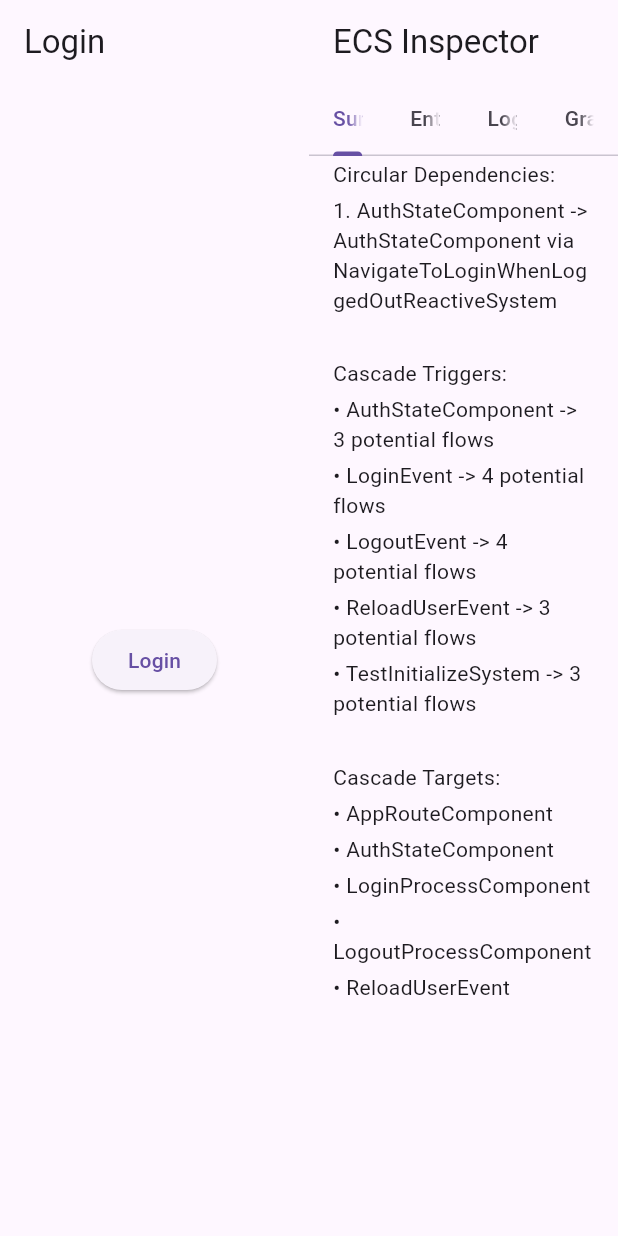
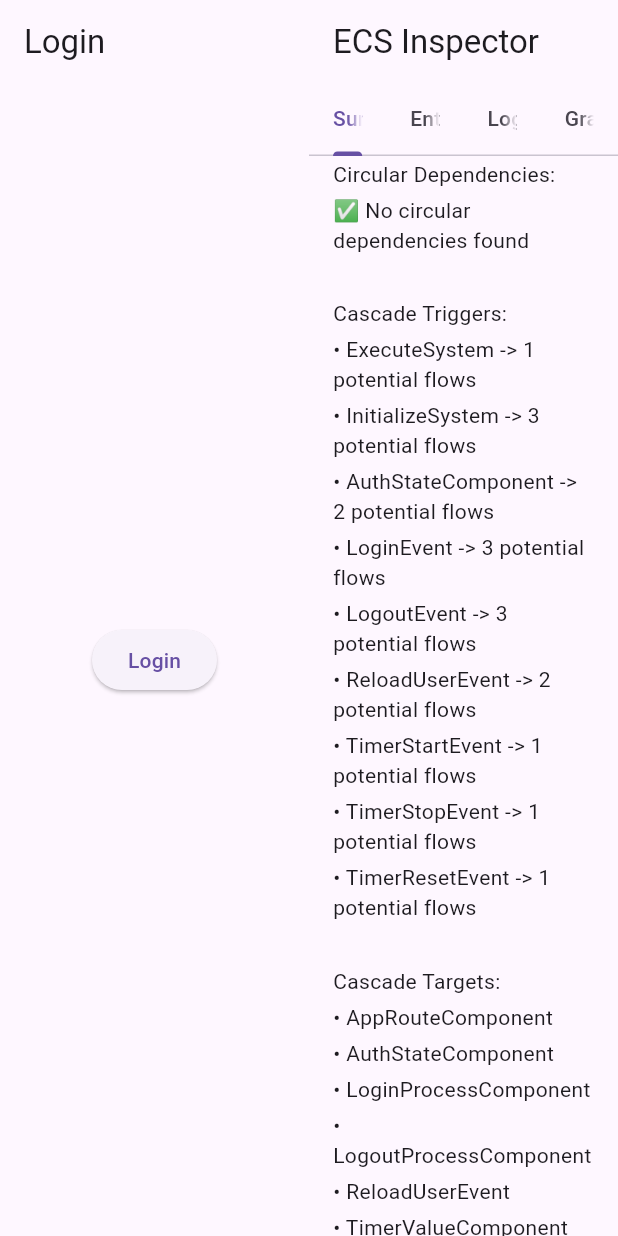
Before and after one commit to FlameOfUdun/flutter_event_component_system, a Flutter app: the screen it shows after launch, on a phone screen of 412 x 824 dp. Run offline on Flutter 3.47's test engine with Material 3 defaults, Android fonts, the light colour scheme and no system bars; our stand-ins replace shared_preferences; missing offline and left inert: flutter_inappwebview.

Commit message:
added timer feature to example app + fiexes for execute systems

```diff
--- a/example/lib/features/navigation_feature/systems/navigate_to_login_when_logged_out_reactive_system.dart
+++ b/example/lib/features/navigation_feature/systems/navigate_to_login_when_logged_out_reactive_system.dart
@@ -21,7 +21,6 @@ final class NavigateToLoginWhenLoggedOutReactiveSystem extends ReactiveSystem {
   @override
   Set<Type> get interactsWith {
     return const {
-      AuthStateComponent,
       AppRouteComponent,
     };
   }
--- /dev/null
+++ b/example/lib/features/timer_feature/components/timer_state_component.dart
@@ -0,0 +1,10 @@
+import 'package:flutter_event_component_system/flutter_event_component_system.dart';
+
+final class TimerStateComponent extends ECSComponent<TimerState> {
+  TimerStateComponent([super.value = TimerState.stopped]);
+}
+
+enum TimerState {
+  stopped,
+  running,
+}
--- /dev/null
+++ b/example/lib/features/timer_feature/components/timer_value_component.dart
@@ -0,0 +1,5 @@
+import 'package:flutter_event_component_system/flutter_event_component_system.dart';
+
+final class TimerValueComponent extends ECSComponent<Duration> {
+  TimerValueComponent([super.value = Duration.zero]);
+}
--- /dev/null
+++ b/example/lib/features/timer_feature/events/timer_reset_event.dart
@@ -0,0 +1,5 @@
+import 'package:flutter_event_component_system/flutter_event_component_system.dart';
+
+final class TimerResetEvent extends ECSEvent {
+  TimerResetEvent();
+}
--- /dev/null
+++ b/example/lib/features/timer_feature/events/timer_start_event.dart
@@ -0,0 +1,5 @@
+import 'package:flutter_event_component_system/flutter_event_component_system.dart';
+
+final class TimerStartEvent extends ECSEvent {
+  TimerStartEvent();
+}
--- /dev/null
+++ b/example/lib/features/timer_feature/events/timer_stop_event.dart
@@ -0,0 +1,5 @@
+import 'package:flutter_event_component_system/flutter_event_component_system.dart';
+
+final class TimerStopEvent extends ECSEvent {
+  TimerStopEvent();
+}
--- /dev/null
+++ b/example/lib/features/timer_feature/systems/reset_timer_reactive_system.dart
@@ -0,0 +1,37 @@
+import 'package:flutter_event_component_system/flutter_event_component_system.dart';
+
+import '../components/timer_value_component.dart';
+import '../components/timer_state_component.dart';
+import '../events/timer_reset_event.dart';
+
+final class ResetTimerReactiveSystem extends ReactiveSystem {
+  final ECSManager manager;
+
+  ResetTimerReactiveSystem(this.manager);
+
+  @override
+  Set<Type> get reactsTo {
+    return const {
+      TimerResetEvent,
+    };
+  }
+
+  @override
+  Set<Type> get interactsWith {
+    return const {
+      TimerValueComponent,
+    };
+  }
+
+  @override
+  bool get reactsIf {
+    final state = manager.getEntity<TimerStateComponent>();
+    return state.value == TimerState.stopped;
+  }
+
+  @override
+  void react() {
+    final timer = manager.getEntity<TimerValueComponent>();
+    timer.update(Duration.zero);
+  }
+}
--- /dev/null
+++ b/example/lib/features/timer_feature/systems/start_timer_initialize_system.dart
@@ -0,0 +1,21 @@
+import 'package:flutter_event_component_system/flutter_event_component_system.dart';
+
+import '../events/timer_start_event.dart';
+
+final class StartTimerInitializeSystem extends InitializeSystem {
+  final ECSManager manager;
+
+  StartTimerInitializeSystem(this.manager);
+
+  @override
+  Set<Type> get interactsWith {
+    return const {
+      TimerStartEvent,
+    };
+  }
+
+  @override
+  void initialize() {
+    manager.getEntity<TimerStartEvent>().trigger();
+  }
+}
--- /dev/null
+++ b/example/lib/features/timer_feature/systems/start_timer_reactive_system.dart
@@ -0,0 +1,36 @@
+import 'package:flutter_event_component_system/flutter_event_component_system.dart';
+
+import '../components/timer_state_component.dart';
+import '../events/timer_start_event.dart';
+
+final class StartTimerReactiveSystem extends ReactiveSystem {
+  final ECSManager manager;
+
+  StartTimerReactiveSystem(this.manager);
+
+  @override
+  Set<Type> get reactsTo {
+    return const {
+      TimerStartEvent,
+    };
+  }
+
+  @override
+  Set<Type> get interactsWith {
+    return const {
+      TimerStateComponent,
+    };
+  }
+
+  @override
+  bool get reactsIf {
+    final state = manager.getEntity<TimerStateComponent>();
+    return state.value == TimerState.stopped;
+  }
+
+  @override
+  void react() {
+    final state = manager.getEntity<TimerStateComponent>();
+    state.update(TimerState.running);
+  }
+}
--- /dev/null
+++ b/example/lib/features/timer_feature/systems/stop_timer_reactive_system.dart
@@ -0,0 +1,36 @@
+import 'package:flutter_event_component_system/flutter_event_component_system.dart';
+
+import '../components/timer_state_component.dart';
+import '../events/timer_stop_event.dart';
+
+final class StopTimerReactiveSystem extends ReactiveSystem {
+  final ECSManager manager;
+
+  StopTimerReactiveSystem(this.manager);
+
+  @override
+  Set<Type> get reactsTo {
+    return const {
+      TimerStopEvent,
+    };
+  }
+
+  @override
+  Set<Type> get interactsWith {
+    return const {
+      TimerStateComponent,
+    };
+  }
+
+  @override
+  bool get reactsIf {
+    final state = manager.getEntity<TimerStateComponent>();
+    return state.value == TimerState.running;
+  }
+
+  @override
+  void react() {
+    final state = manager.getEntity<TimerStateComponent>();
+    state.update(TimerState.stopped);
+  }
+}
--- /dev/null
+++ b/example/lib/features/timer_feature/systems/update_timer_execute_system.dart
@@ -0,0 +1,35 @@
+import 'package:flutter_event_component_system/flutter_event_component_system.dart';
+
+import '../components/timer_value_component.dart';
+import '../components/timer_state_component.dart';
+
+final class UpdateTimerExecuteSystem extends ExecuteSystem {
+  final ECSManager manager;
+
+  TimerValueComponent? timer;
+  TimerStateComponent? state;
+
+  Duration? duration;
+
+  UpdateTimerExecuteSystem(this.manager);
+
+  @override
+  Set<Type> get interactsWith {
+    return const {
+      TimerValueComponent,
+    };
+  }
+
+  @override
+  bool get executesIf {
+    timer ??= manager.getEntity<TimerValueComponent>();
+    state ??= manager.getEntity<TimerStateComponent>();
+    return state!.value == TimerState.running;
+  }
+
+  @override
+  void execute(Duration elapsed) {
+    final value = timer!.value + elapsed;
+    timer!.update(value);
+  }
+}
--- /dev/null
+++ b/example/lib/features/timer_feature/timer_feature.dart
@@ -0,0 +1,31 @@
+import 'package:flutter_event_component_system/flutter_event_component_system.dart';
+
+import 'components/timer_state_component.dart';
+import 'components/timer_value_component.dart';
+import 'events/timer_reset_event.dart';
+import 'events/timer_start_event.dart';
+import 'events/timer_stop_event.dart';
+import 'systems/reset_timer_reactive_system.dart';
+import 'systems/start_timer_initialize_system.dart';
+import 'systems/start_timer_reactive_system.dart';
+import 'systems/stop_timer_reactive_system.dart';
+import 'systems/update_timer_execute_system.dart';
+
+export 'components/timer_value_component.dart';
+
+final class TimerFeature extends ECSFeature {
+  TimerFeature(ECSManager manager) {
+    addEntity(TimerValueComponent());
+    addEntity(TimerStateComponent());
+
+    addEntity(TimerStartEvent());
+    addEntity(TimerStopEvent());
+    addEntity(TimerResetEvent());
+
+    addSystem(ResetTimerReactiveSystem(manager));
+    addSystem(StartTimerReactiveSystem(manager));
+    addSystem(StopTimerReactiveSystem(manager));
+    addSystem(UpdateTimerExecuteSystem(manager));
+    addSystem(StartTimerInitializeSystem(manager));
+  }
+}
--- a/example/lib/main.dart
+++ b/example/lib/main.dart
@@ -2,6 +2,7 @@ import 'package:flutter/material.dart';
 import 'package:flutter_event_component_system/flutter_event_component_system.dart';
 
 import 'features/navigation_feature/navigation_feature.dart';
+import 'features/timer_feature/timer_feature.dart';
 import 'features/user_auth_feature/user_auth_feature.dart';
 import 'pages/dashboard_page.dart';
 import 'pages/home_page.dart';
@@ -26,6 +27,7 @@ class _Application extends StatelessWidget {
             navigatorKey: navigatorKey,
           ),
           UserAuthFeature(manager),
+          TimerFeature(manager),
         };
       },
       child: MaterialApp(
--- a/lib/flutter_event_component_system.dart
+++ b/lib/flutter_event_component_system.dart
@@ -15,4 +15,4 @@ part 'widgets/ecs_scope.dart';
 part 'widgets/ecs_widget.dart';
 part 'widgets/ecs_builder.dart';
 
-part 'debug/ecs_inspector.dart';
+part 'widgets/ecs_inspector.dart';
--- a/lib/source/ecs_analyzer.dart
+++ b/lib/source/ecs_analyzer.dart
@@ -385,6 +385,8 @@ final class ECSAnalysis {
         color = 'yellow';
       } else if (node.type.toString().contains('Event')) {
         color = 'green';
+      } else if (["InitializeSystem", "ExecuteSystem"].contains(node.type.toString())) {
+        color = 'red';
       } else {
         color = 'purple';
       }
@@ -441,6 +443,14 @@ class ECSAnalyzer {
   static final Map<Type, ECSNode> _nodes = {};
   static final Set<ECSEdge> _edges = {};
   static ECSAnalysis? _graph;
+  static final ECSNode _executeNode = ECSNode(
+    type: ExecuteSystem,
+    description: 'Execute',
+  );
+  static final ECSNode _initializeNode = ECSNode(
+    type: InitializeSystem,
+    description: 'Initialize',
+  );
 
   ECSAnalyzer._();
 
@@ -451,6 +461,9 @@ class ECSAnalyzer {
   /// Builds the cascade graph for the ECS system
   static ECSAnalysis analize(ECSManager manager) {
     _nodes.clear();
+    _nodes[_executeNode.type] = _executeNode;
+    _nodes[_initializeNode.type] = _initializeNode;
+
     _edges.clear();
 
     for (final feature in manager.features) {
@@ -470,7 +483,7 @@ class ECSAnalyzer {
       }
 
       for (final system in feature.initializeSystems) {
-        _createNodeForSystem(system);
+        _createNodeForInitializeSystem(system);
       }
 
       for (final system in feature.teardownSystems) {
@@ -482,7 +495,7 @@ class ECSAnalyzer {
       }
 
       for (final system in feature.executeSystems) {
-        _createNodeForSystem(system);
+        _createNodeForExecuteSystem(system);
       }
     }
 
@@ -556,4 +569,46 @@ class ECSAnalyzer {
       entityNode.incoming.add(outgoingEdge);
     }
   }
+
+  static void _createNodeForInitializeSystem(InitializeSystem system) {
+    if (system.interactsWith.isEmpty) return;
+
+    for (final type in system.interactsWith) {
+      _createNodeForEntity(type);
+      final entityNode = _nodes[type];
+      if (entityNode == null) continue;
+
+      final outgoingEdge = ECSEdge(
+        from: _initializeNode,
+        to: entityNode,
+        type: system.runtimeType,
+      );
+
+      _edges.add(outgoingEdge);
+
+      _initializeNode.outgoing.add(outgoingEdge);
+      entityNode.incoming.add(outgoingEdge);
+    }
+  }
+
+  static void _createNodeForExecuteSystem(ExecuteSystem system) {
+    if (system.interactsWith.isEmpty) return;
+
+    for (final type in system.interactsWith) {
+      _createNodeForEntity(type);
+      final entityNode = _nodes[type];
+      if (entityNode == null) continue;
+
+      final outgoingEdge = ECSEdge(
+        from: _executeNode,
+        to: entityNode,
+        type: system.runtimeType,
+      );
+
+      _edges.add(outgoingEdge);
+
+      _executeNode.outgoing.add(outgoingEdge);
+      entityNode.incoming.add(outgoingEdge);
+    }
+  }
 }
--- a/lib/source/ecs_feature.dart
+++ b/lib/source/ecs_feature.dart
@@ -115,7 +115,9 @@ abstract class ECSFeature {
   @visibleForTesting
   void execute(Duration elapsed) {
     for (final system in _executeSystems) {
-      system.execute(elapsed);
+      if (system.executesIf) {
+        system.execute(elapsed);
+      }
     }
   }
 
--- a/lib/source/ecs_system.dart
+++ b/lib/source/ecs_system.dart
@@ -13,7 +13,18 @@ sealed class ECSSystem {
   /// This is also used for debugging purposes to understand which entities
   /// are being processed by the system.
   @visibleForTesting
-  Set<Type> get interactsWith;
+  Set<Type> get interactsWith => const {};
+
+
+  /// Set of types that this system depends on.
+  ///
+  /// This set should be overridden in subclasses to specify the types of
+  /// entities that this system depends on.
+  ///
+  /// This is used for debugging purposes to understand which entities
+  /// the system depends on.
+  @visibleForTesting
+  Set<Type> get dependsOn => const {};
 
   /// The parent feature of this system.
   ECSFeature? _parent;
@@ -105,6 +116,15 @@ abstract class TeardownSystem extends ECSSystem {
 abstract class ExecuteSystem extends ECSSystem {
   ExecuteSystem();
 
+  /// Whether the system should be executed or not.
+  ///
+  /// This is used to determine whether the system should be executed on every
+  /// frame.
+  ///
+  /// If this is set to `false`, the system will not be executed on each frame.
+  @visibleForTesting
+  bool get executesIf => true;
+
   /// Execute logic for the system.
   @visibleForTesting
   void execute(Duration elapsed);
@@ -124,14 +144,13 @@ abstract class ReactiveSystem extends ECSSystem {
   /// This set should be overridden in subclasses to specify the types of
   /// entities that this system reacts to.
   ///
-  /// This is used to optimize the system's execution by filtering entities
+  /// This is used to optimize the system's reaction by filtering entities
   /// that are relevant to the system and avoid unnecessary processing.
   ///
   /// This is also used for debugging purposes to understand which entities
   /// are being processed by the system.
   @visibleForTesting
   Set<Type> get reactsTo;
-
 
   /// Whether the system reacts to changes in entities.
   ///
--- a/lib/widgets/ecs_scope.dart
+++ b/lib/widgets/ecs_scope.dart
@@ -26,6 +26,8 @@ final class ECSScope extends StatefulWidget {
 final class _ECSScopeState extends State<ECSScope> {
   final manager = ECSManager();
 
+  Duration duration = Duration.zero;
+
   @override
   void initState() {
     final features = widget.features(manager);
@@ -33,18 +35,19 @@ final class _ECSScopeState extends State<ECSScope> {
       manager.addFeature(feature);
     }
 
-    WidgetsBinding.instance.addPostFrameCallback((Duration elapsed) {
+    WidgetsBinding.instance.addPostFrameCallback((_) {
       manager.initialize();
-      _executeRecursively(elapsed);
+    });
+
+    WidgetsBinding.instance.addPersistentFrameCallback((Duration duration) {
+      final elapsed = duration - this.duration;
+      this.duration = duration;
+      manager.execute(elapsed);
+
+      manager.cleanup();
     });
 
     super.initState();
-  }
-
-  void _executeRecursively(Duration elapsed) {
-    manager.execute(elapsed);
-    manager.cleanup();
-    WidgetsBinding.instance.addPostFrameCallback(_executeRecursively);
   }
 
   @override
```
Also changed, not shown: example/pubspec.lock, lib/widgets/ecs_inspector.dart (renamed from lib/debug/ecs_inspector.dart), 99 other files.
